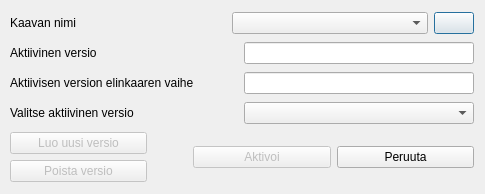
sitowise/Kauko, file Kauko/ui/version_control_dialog.ui: the form before one commit.
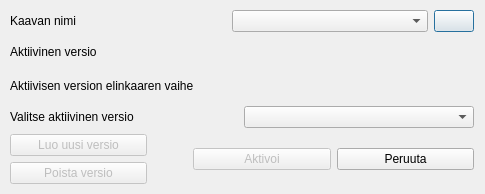
The form after the commit. Icons and pictures are not drawn.

```diff
--- a/Kauko/ui/version_control_dialog.ui
+++ b/Kauko/ui/version_control_dialog.ui
@@ -83,15 +83,9 @@
        </widget>
       </item>
       <item>
-       <widget class="QLineEdit" name="currentVersionLineEdit">
-        <property name="maximumSize">
-         <size>
-          <width>230</width>
-          <height>16777215</height>
-         </size>
-        </property>
-        <property name="readOnly">
-         <bool>true</bool>
+       <widget class="QLabel" name="currentVersionLineEdit">
+        <property name="text">
+         <string/>
         </property>
        </widget>
       </item>
@@ -107,15 +101,9 @@
        </widget>
       </item>
       <item>
-       <widget class="QLineEdit" name="currentLifecycleLineEdit">
-        <property name="maximumSize">
-         <size>
-          <width>230</width>
-          <height>16777215</height>
-         </size>
-        </property>
-        <property name="readOnly">
-         <bool>true</bool>
+       <widget class="QLabel" name="currentLifecycleLineEdit">
+        <property name="text">
+         <string/>
         </property>
        </widget>
       </item>
```
Left out of the diff: 3 changed lines with no effect on the pictures.
